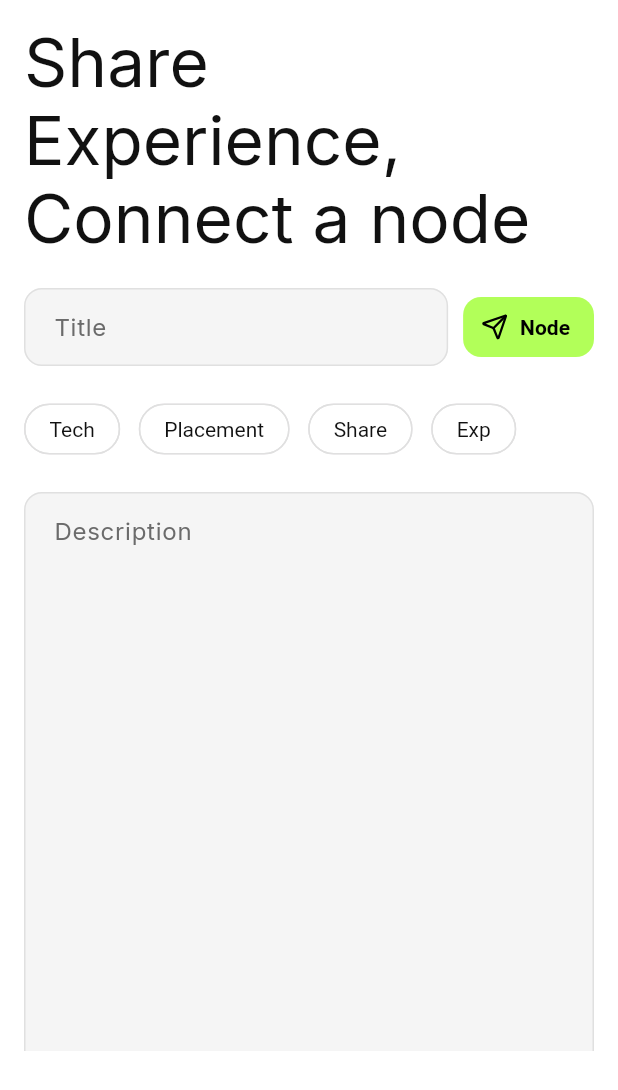
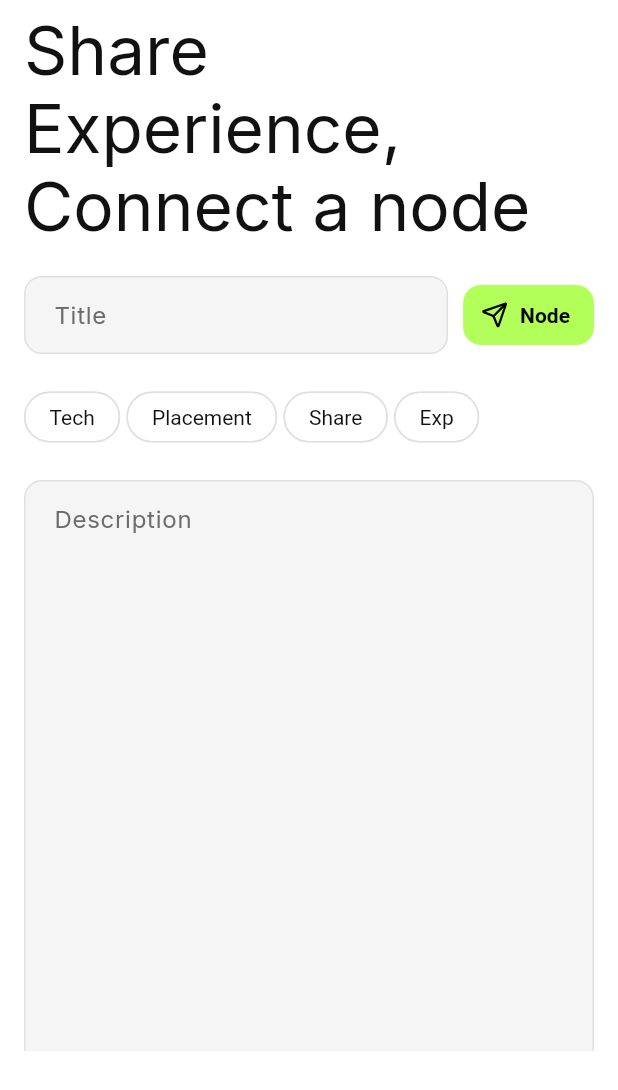
Before and after one commit to jb-git-code/node, a Flutter app: the ComposeBlog widget shown alone on an empty page, opened directly, on a phone screen of 412 x 824 dp. Shown: the top 1090 px of the screen. Run offline on Flutter 3.47's test engine with Material 3 defaults, Android fonts, the phone set to English and light mode, and no system bars; our stand-ins replace cloud_firestore, firebase_auth, firebase_core, flutter_animate, flutter_local_notifications, flutter_riverpod and 3 more; missing offline and left inert: amicons, flutter_floating_bottom_bar; accounts and stored records are empty.

Commit message:
fix: compose bottom bar and notification tap

```diff
--- a/lib/core/constants/navigation.dart
+++ b/lib/core/constants/navigation.dart
@@ -1,3 +1,5 @@
 import 'package:flutter/material.dart';
 
-final navigatorKey = GlobalKey<NavigatorState>();
+final GlobalKey<NavigatorState> navigatorKey = GlobalKey<NavigatorState>();
+
+bool kClustersScreen = false;
--- a/lib/features/nodes/views/compose.dart
+++ b/lib/features/nodes/views/compose.dart
@@ -115,12 +115,23 @@ class _ComposeBlogState extends ConsumerState<ComposeBlog> {
 
   @override
   Widget build(BuildContext context) {
-    return SizedBox(
+    final keyboardHeight = MediaQuery.of(context).viewInsets.bottom;
+    return GestureDetector(
+      behavior: HitTestBehavior.opaque,
+      onTap: () => FocusManager.instance.primaryFocus?.unfocus(),
+      child: SizedBox(
         height: MediaQuery.of(context).size.height * .85,
+
         child: SingleChildScrollView(
           scrollDirection: Axis.vertical,
+          padding: EdgeInsets.only(
+            // left: 16,
+            // right: 16,
+            // keyboard height + room for the floating bar
+            bottom: keyboardHeight + 100,
+          ),
           child: Padding(
-          padding: const EdgeInsets.all(16.0),
+            padding: const EdgeInsets.only(left: 16.0, right: 16, top: 8),
             child: Column(
               children: [
                 Text(
@@ -173,6 +184,7 @@ class _ComposeBlogState extends ConsumerState<ComposeBlog> {
             ),
           ),
         ),
+      ),
     );
   }
 
@@ -184,7 +196,7 @@ class _ComposeBlogState extends ConsumerState<ComposeBlog> {
         child: Wrap(
           spacing:
               MediaQuery.of(context).size.width *
-              0.03, // Gap between chips horizontally
+              0.01, // Gap between chips horizontally
           runSpacing: 8, // Gap between chips vertically
           children: _categories.map((category) {
             final isSelected = (selectedCategory == category);
--- a/lib/features/nodes/views/connection_profile.dart
+++ b/lib/features/nodes/views/connection_profile.dart
@@ -3,6 +3,7 @@ import 'package:amicons/amicons.dart';
 import 'package:flutter/material.dart';
 import 'package:flutter_riverpod/flutter_riverpod.dart';
 import 'package:lucide_icons_flutter/lucide_icons.dart';
+import 'package:node/core/constants/navigation.dart';
 import 'package:node/features/nodes/providers/connection_user_provider.dart';
 import 'package:node/shared/models/user.dart';
 import 'package:url_launcher/url_launcher.dart';
@@ -170,7 +171,7 @@ class _ProfileBody extends StatelessWidget {
           ],
 
           // Clusters (respects privacy)
-          if (user.showClusters) ...[
+          if (user.showClusters && kClustersScreen) ...[
             const SizedBox(height: 20),
             const _SectionTitle('Clusters'),
             Container(
--- a/lib/user/profile.dart
+++ b/lib/user/profile.dart
@@ -3,6 +3,7 @@ import 'package:firebase_auth/firebase_auth.dart';
 import 'package:lucide_icons_flutter/lucide_icons.dart';
 import 'package:flutter/material.dart';
 import 'package:flutter_riverpod/flutter_riverpod.dart';
+import 'package:node/core/constants/navigation.dart';
 import 'package:node/core/constants/skills.dart';
 import 'package:node/features/clusters/views/joined_clusters_screen.dart';
 import 'package:node/features/feed/providers/count_provider.dart';
@@ -264,7 +265,8 @@ class _ProfileScreenState extends ConsumerState<ProfileScreen> {
                     ),
                   },
 
-                  // Profile Data
+                  // joined clusters
+                  if (kClustersScreen)
                     GestureDetector(
                       onTap: () {
                         Navigator.push(
```
Also changed, not shown: lib/app.dart (+12 -4 lines), lib/core/services/notification_service.dart (+33 -10 lines), lib/core/services/post_repo.dart (added, +12 -0 lines), lib/features/notifications/views/noti_screen.dart (+9 -1 lines). Lines whose indentation alone changed are shown as unchanged.
